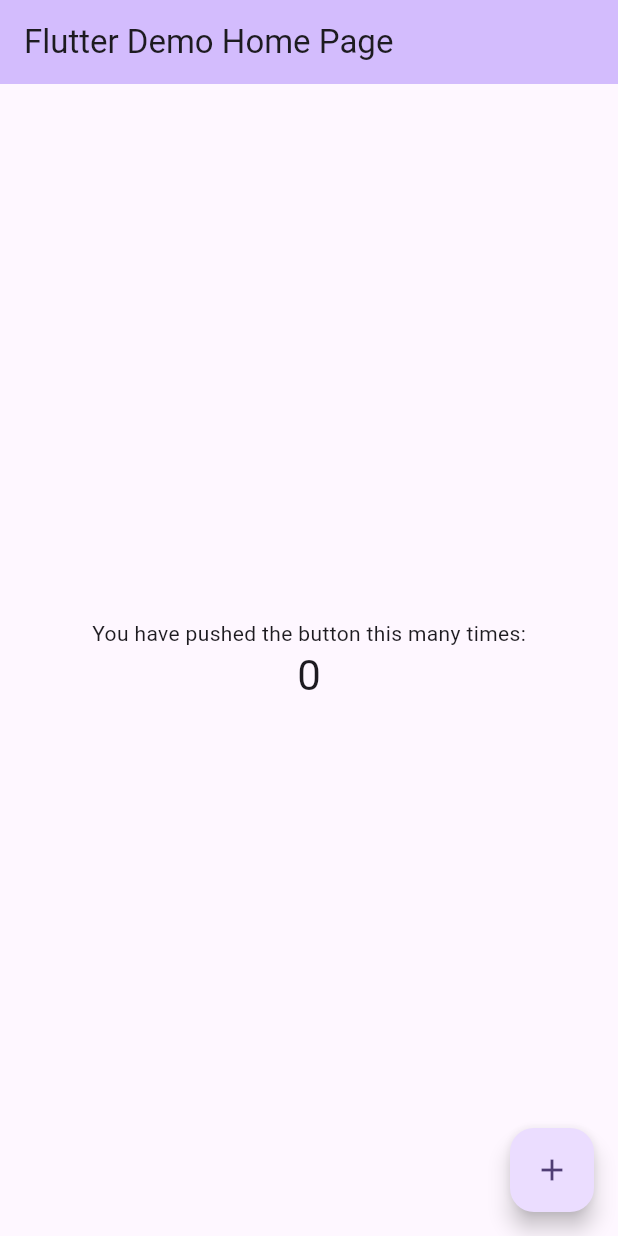
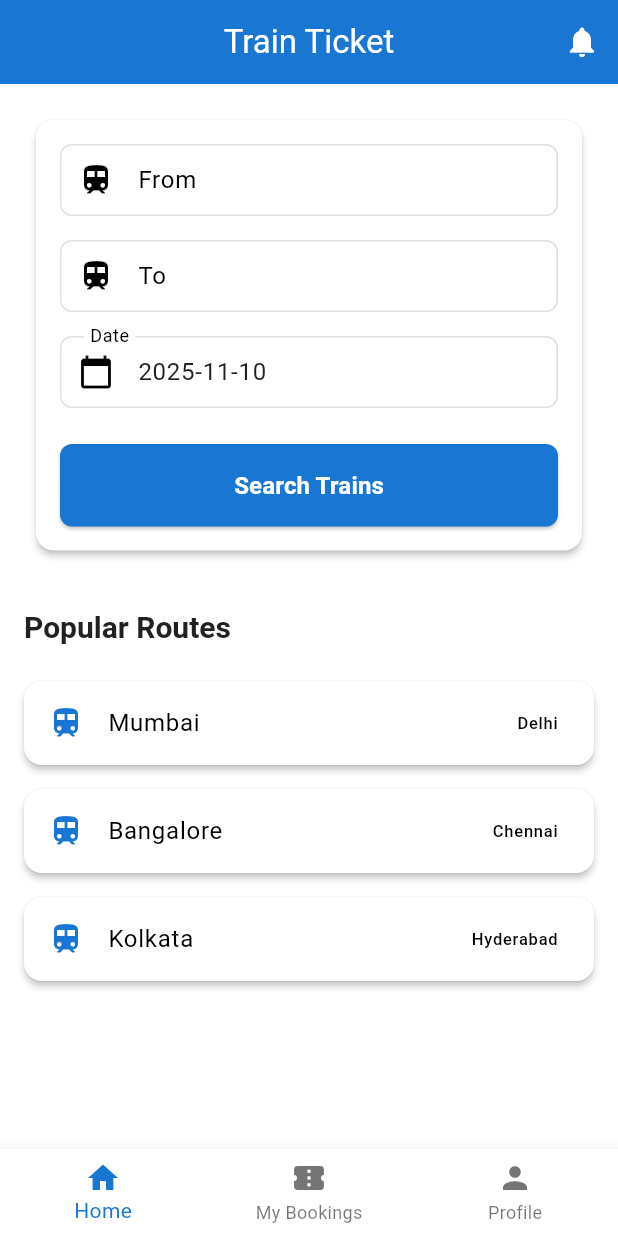
Before and after one commit to febikaji16/Trainticket, a Flutter app: the screen it shows after launch, on a phone screen of 412 x 824 dp. Run offline on Flutter 3.47's test engine with Material 3 defaults, Android fonts, the phone set to English and light mode, and no system bars.

Commit message:
Create basic routing structure and home screen foundation

```diff
--- /dev/null
+++ b/lib/constants/colors.dart
@@ -0,0 +1,29 @@
+import 'package:flutter/material.dart';
+
+class AppColors {
+  // Primary Colors
+  static const Color primary = Color(0xFF1976D2);
+  static const Color primaryDark = Color(0xFF1565C0);
+  static const Color primaryLight = Color(0xFF42A5F5);
+  static const Color accent = Color(0xFFFFA726);
+
+  // Background Colors
+  static const Color background = Color(0xFFF5F5F5);
+  static const Color card = Colors.white;
+  static const Color scaffold = Color(0xFFFAFAFA);
+
+  // Text Colors
+  static const Color textPrimary = Color(0xFF212121);
+  static const Color textSecondary = Color(0xFF757575);
+  static const Color textHint = Color(0xFFBDBDBD);
+
+  // Status Colors
+  static const Color success = Color(0xFF4CAF50);
+  static const Color error = Color(0xFFE53935);
+  static const Color warning = Color(0xFFFFA726);
+  static const Color info = Color(0xFF2196F3);
+
+  // Border Colors
+  static const Color border = Color(0xFFE0E0E0);
+  static const Color divider = Color(0xFFEEEEEE);
+}
--- /dev/null
+++ b/lib/constants/strings.dart
@@ -0,0 +1,45 @@
+class AppStrings {
+  // App
+  static const String appName = 'Train Ticket';
+  static const String appVersion = '1.0.0';
+
+  // Navigation
+  static const String home = 'Home';
+  static const String myBookings = 'My Bookings';
+  static const String profile = 'Profile';
+
+  // Home Screen
+  static const String searchTrains = 'Search Trains';
+  static const String from = 'From';
+  static const String to = 'To';
+  static const String date = 'Date';
+  static const String popularRoutes = 'Popular Routes';
+  static const String searchHint = 'Search stations...';
+
+  // Booking Flow
+  static const String selectTrain = 'Select Train';
+  static const String passengerDetails = 'Passenger Details';
+  static const String payment = 'Payment';
+  static const String confirmation = 'Confirmation';
+  static const String addPassenger = 'Add Passenger';
+  static const String bookNow = 'Book Now';
+
+  // Form Labels
+  static const String name = 'Name';
+  static const String age = 'Age';
+  static const String gender = 'Gender';
+  static const String mobile = 'Mobile Number';
+  static const String email = 'Email';
+
+  // Messages
+  static const String bookingSuccess = 'Booking Successful!';
+  static const String bookingFailed = 'Booking Failed';
+  static const String pleaseWait = 'Please Wait...';
+  static const String errorOccurred = 'An error occurred';
+
+  // Buttons
+  static const String confirm = 'Confirm';
+  static const String cancel = 'Cancel';
+  static const String proceed = 'Proceed';
+  static const String goBack = 'Go Back';
+}
--- /dev/null
+++ b/lib/constants/theme.dart
@@ -0,0 +1,104 @@
+import 'package:flutter/material.dart';
+import 'colors.dart';
+
+class AppTheme {
+  static ThemeData get lightTheme {
+    return ThemeData(
+      useMaterial3: true,
+      colorScheme: ColorScheme.light(
+        primary: AppColors.primary,
+        secondary: AppColors.accent,
+        surface: AppColors.card,
+        background: AppColors.background,
+        error: AppColors.error,
+      ),
+
+      // AppBar Theme
+      appBarTheme: const AppBarTheme(
+        elevation: 0,
+        centerTitle: true,
+        backgroundColor: AppColors.primary,
+        foregroundColor: Colors.white,
+      ),
+
+      // Card Theme
+      cardTheme: const CardThemeData(
+        elevation: 2,
+        margin: EdgeInsets.all(8),
+        shape: RoundedRectangleBorder(
+          borderRadius: BorderRadius.all(Radius.circular(12)),
+        ),
+      ),
+
+      // Input Decoration Theme
+      inputDecorationTheme: InputDecorationTheme(
+        filled: true,
+        fillColor: Colors.white,
+        contentPadding: const EdgeInsets.symmetric(
+          horizontal: 16,
+          vertical: 12,
+        ),
+        border: OutlineInputBorder(
+          borderRadius: BorderRadius.circular(8),
+          borderSide: const BorderSide(color: AppColors.border),
+        ),
+        enabledBorder: OutlineInputBorder(
+          borderRadius: BorderRadius.circular(8),
+          borderSide: const BorderSide(color: AppColors.border),
+        ),
+        focusedBorder: OutlineInputBorder(
+          borderRadius: BorderRadius.circular(8),
+          borderSide: const BorderSide(color: AppColors.primary, width: 2),
+        ),
+        errorBorder: OutlineInputBorder(
+          borderRadius: BorderRadius.circular(8),
+          borderSide: const BorderSide(color: AppColors.error),
+        ),
+      ),
+
+      // Button Theme
+      elevatedButtonTheme: ElevatedButtonThemeData(
+        style: ElevatedButton.styleFrom(
+          padding: const EdgeInsets.symmetric(horizontal: 24, vertical: 12),
+          shape: RoundedRectangleBorder(
+            borderRadius: BorderRadius.circular(8),
+          ),
+        ),
+      ),
+
+      // Text Theme
+      textTheme: const TextTheme(
+        displayLarge: TextStyle(
+          fontSize: 24,
+          fontWeight: FontWeight.bold,
+          color: AppColors.textPrimary,
+        ),
+        displayMedium: TextStyle(
+          fontSize: 20,
+          fontWeight: FontWeight.w600,
+          color: AppColors.textPrimary,
+        ),
+        bodyLarge: TextStyle(
+          fontSize: 16,
+          color: AppColors.textPrimary,
+        ),
+        bodyMedium: TextStyle(
+          fontSize: 14,
+          color: AppColors.textSecondary,
+        ),
+        labelLarge: TextStyle(
+          fontSize: 16,
+          fontWeight: FontWeight.w600,
+          color: Colors.white,
+        ),
+      ),
+
+      // Divider Theme
+      dividerTheme: const DividerThemeData(
+        color: AppColors.divider,
+        space: 1,
+        thickness: 1,
+      ),
+    );
+  }
+}
--- a/lib/main.dart
+++ b/lib/main.dart
@@ -1,4 +1,7 @@
 import 'package:flutter/material.dart';
+import 'package:trainticket/constants/strings.dart';
+import 'package:trainticket/constants/theme.dart';
+import 'package:trainticket/routes/app_routes.dart';
 
 void main() {
   runApp(const MyApp());
@@ -7,116 +10,20 @@ void main() {
 class MyApp extends StatelessWidget {
   const MyApp({super.key});
 
-  // This widget is the root of your application.
   @override
   Widget build(BuildContext context) {
     return MaterialApp(
-      title: 'Flutter Demo',
-      theme: ThemeData(
-        // This is the theme of your application.
-        //
-        // TRY THIS: Try running your application with "flutter run". You'll see
-        // the application has a purple toolbar. Then, without quitting the app,
-        // try changing the seedColor in the colorScheme below to Colors.green
-        // and then invoke "hot reload" (save your changes or press the "hot
-        // reload" button in a Flutter-supported IDE, or press "r" if you used
-        // the command line to start the app).
-        //
-        // Notice that the counter didn't reset back to zero; the application
-        // state is not lost during the reload. To reset the state, use hot
-        // restart instead.
-        //
-        // This works for code too, not just values: Most code changes can be
-        // tested with just a hot reload.
-        colorScheme: ColorScheme.fromSeed(seedColor: Colors.deepPurple),
-      ),
-      home: const MyHomePage(title: 'Flutter Demo Home Page'),
+      title: AppStrings.appName,
+      theme: AppTheme.lightTheme,
+      onGenerateRoute: AppRoutes.generateRoute,
+      initialRoute: AppRoutes.home,
+      debugShowCheckedModeBanner: false,
     );
   }
 }
 
-class MyHomePage extends StatefulWidget {
-  const MyHomePage({super.key, required this.title});
 
-  // This widget is the home page of your application. It is stateful, meaning
-  // that it has a State object (defined below) that contains fields that affect
-  // how it looks.
-
-  // This class is the configuration for the state. It holds the values (in this
-  // case the title) provided by the parent (in this case the App widget) and
-  // used by the build method of the State. Fields in a Widget subclass are
-  // always marked "final".
-
-  final String title;
-
-  @override
-  State<MyHomePage> createState() => _MyHomePageState();
-}
-
-class _MyHomePageState extends State<MyHomePage> {
-  int _counter = 0;
-
-  void _incrementCounter() {
-    setState(() {
-      // This call to setState tells the Flutter framework that something has
-      // changed in this State, which causes it to rerun the build method below
-      // so that the display can reflect the updated values. If we changed
-      // _counter without calling setState(), then the build method would not be
-      // called again, and so nothing would appear to happen.
-      _counter++;
-    });
-  }
-
-  @override
-  Widget build(BuildContext context) {
-    // This method is rerun every time setState is called, for instance as done
-    // by the _incrementCounter method above.
-    //
-    // The Flutter framework has been optimized to make rerunning build methods
-    // fast, so that you can just rebuild anything that needs updating rather
-    // than having to individually change instances of widgets.
-    return Scaffold(
-      appBar: AppBar(
-        // TRY THIS: Try changing the color here to a specific color (to
-        // Colors.amber, perhaps?) and trigger a hot reload to see the AppBar
-        // change color while the other colors stay the same.
-        backgroundColor: Theme.of(context).colorScheme.inversePrimary,
-        // Here we take the value from the MyHomePage object that was created by
-        // the App.build method, and use it to set our appbar title.
-        title: Text(widget.title),
-      ),
-      body: Center(
-        // Center is a layout widget. It takes a single child and positions it
-        // in the middle of the parent.
-        child: Column(
-          // Column is also a layout widget. It takes a list of children and
-          // arranges them vertically. By default, it sizes itself to fit its
-          // children horizontally, and tries to be as tall as its parent.
-          //
-          // Column has various properties to control how it sizes itself and
-          // how it positions its children. Here we use mainAxisAlignment to
-          // center the children vertically; the main axis here is the vertical
-          // axis because Columns are vertical (the cross axis would be
-          // horizontal).
           //
           // TRY THIS: Invoke "debug painting" (choose the "Toggle Debug Paint"
           // action in the IDE, or press "p" in the console), to see the
           // wireframe for each widget.
-          mainAxisAlignment: MainAxisAlignment.center,
-          children: <Widget>[
-            const Text('You have pushed the button this many times:'),
-            Text(
-              '$_counter',
-              style: Theme.of(context).textTheme.headlineMedium,
-            ),
-          ],
-        ),
-      ),
-      floatingActionButton: FloatingActionButton(
-        onPressed: _incrementCounter,
-        tooltip: 'Increment',
-        child: const Icon(Icons.add),
-      ), // This trailing comma makes auto-formatting nicer for build methods.
-    );
-  }
-}
--- /dev/null
+++ b/lib/routes/app_routes.dart
@@ -0,0 +1,53 @@
+import 'package:flutter/material.dart';
+import 'package:trainticket/screens/home/home_screen.dart';
+
+class AppRoutes {
+  static const String home = '/';
+  static const String search = '/search';
+  static const String trainDetails = '/train-details';
+  static const String booking = '/booking';
+  static const String payment = '/payment';
+  static const String confirmation = '/confirmation';
+  static const String myBookings = '/my-bookings';
+
+  static Route<dynamic> generateRoute(RouteSettings settings) {
+    switch (settings.name) {
+      case home:
+        return MaterialPageRoute(
+          builder: (_) => const HomeScreen(),
+        );
+      case search:
+        return MaterialPageRoute(
+          builder: (_) => const Placeholder(), // Will be replaced with SearchScreen
+        );
+      case trainDetails:
+        return MaterialPageRoute(
+          builder: (_) => const Placeholder(), // Will be replaced with TrainDetailsScreen
+        );
+      case booking:
+        return MaterialPageRoute(
+          builder: (_) => const Placeholder(), // Will be replaced with BookingScreen
+        );
+      case payment:
+        return MaterialPageRoute(
+          builder: (_) => const Placeholder(), // Will be replaced with PaymentScreen
+        );
+      case confirmation:
+        return MaterialPageRoute(
+          builder: (_) => const Placeholder(), // Will be replaced with ConfirmationScreen
+        );
+      case myBookings:
+        return MaterialPageRoute(
+          builder: (_) => const Placeholder(), // Will be replaced with MyBookingsScreen
+        );
+      default:
+        return MaterialPageRoute(
+          builder: (_) => Scaffold(
+            body: Center(
+              child: Text('No route defined for ${settings.name}'),
+            ),
+          ),
+        );
+    }
+  }
+}
--- /dev/null
+++ b/lib/screens/home/home_screen.dart
@@ -0,0 +1,98 @@
+import 'package:flutter/material.dart';
+import 'package:trainticket/constants/strings.dart';
+import 'package:trainticket/screens/home/widgets/bottom_nav_bar.dart';
+import 'package:trainticket/screens/home/widgets/popular_routes_widget.dart';
+import 'package:trainticket/screens/home/widgets/search_widget.dart';
+
+class HomeScreen extends StatefulWidget {
+  const HomeScreen({super.key});
+
+  @override
+  State<HomeScreen> createState() => _HomeScreenState();
+}
+
+class _HomeScreenState extends State<HomeScreen> {
+  final TextEditingController _fromController = TextEditingController();
+  final TextEditingController _toController = TextEditingController();
+  DateTime _selectedDate = DateTime.now();
+  int _currentIndex = 0;
+
+  @override
+  void dispose() {
+    _fromController.dispose();
+    _toController.dispose();
+    super.dispose();
+  }
+
+  Future<void> _selectDate(BuildContext context) async {
+    final DateTime? picked = await showDatePicker(
+      context: context,
+      initialDate: _selectedDate,
+      firstDate: DateTime.now(),
+      lastDate: DateTime.now().add(const Duration(days: 90)),
+    );
+    if (picked != null && picked != _selectedDate) {
+      setState(() {
+        _selectedDate = picked;
+      });
+    }
+  }
+
+  void _onSearch() {
+    // TODO: Implement search functionality
+    if (_fromController.text.isEmpty || _toController.text.isEmpty) {
+      ScaffoldMessenger.of(context).showSnackBar(
+        const SnackBar(
+          content: Text('Please enter both source and destination stations'),
+        ),
+      );
+      return;
+    }
+
+    // Navigate to search results
+    // TODO: Implement navigation to search results screen
+  }
+
+  @override
+  Widget build(BuildContext context) {
+    return Scaffold(
+      appBar: AppBar(
+        title: const Text(AppStrings.appName),
+        actions: [
+          IconButton(
+            icon: const Icon(Icons.notifications),
+            onPressed: () {
+              // TODO: Implement notifications
+            },
+          ),
+        ],
+      ),
+      body: SingleChildScrollView(
+        child: Column(
+          children: [
+            Padding(
+              padding: const EdgeInsets.all(16.0),
+              child: SearchWidget(
+                fromController: _fromController,
+                toController: _toController,
+                selectedDate: _selectedDate,
+                onDateTap: () => _selectDate(context),
+                onSearchTap: _onSearch,
+              ),
+            ),
+            const PopularRoutesWidget(),
+          ],
+        ),
+      ),
+      bottomNavigationBar: BottomNavBar(
+        currentIndex: _currentIndex,
+        onTap: (index) {
+          setState(() {
+            _currentIndex = index;
+          });
+          // TODO: Implement navigation between tabs
+        },
+      ),
+    );
+  }
+}
--- /dev/null
+++ b/lib/screens/home/widgets/bottom_nav_bar.dart
@@ -0,0 +1,35 @@
+import 'package:flutter/material.dart';
+import 'package:trainticket/constants/strings.dart';
+
+class BottomNavBar extends StatelessWidget {
+  final int currentIndex;
+  final Function(int) onTap;
+
+  const BottomNavBar({
+    super.key,
+    required this.currentIndex,
+    required this.onTap,
+  });
+
+  @override
+  Widget build(BuildContext context) {
+    return BottomNavigationBar(
+      currentIndex: currentIndex,
+      onTap: onTap,
+      items: const [
+        BottomNavigationBarItem(
+          icon: Icon(Icons.home),
+          label: AppStrings.home,
+        ),
+        BottomNavigationBarItem(
+          icon: Icon(Icons.confirmation_number),
+          label: AppStrings.myBookings,
+        ),
+        BottomNavigationBarItem(
+          icon: Icon(Icons.person),
+          label: AppStrings.profile,
+        ),
+      ],
+    );
+  }
+}
--- /dev/null
+++ b/lib/screens/home/widgets/popular_routes_widget.dart
@@ -0,0 +1,55 @@
+import 'package:flutter/material.dart';
+import 'package:trainticket/constants/colors.dart';
+import 'package:trainticket/constants/strings.dart';
+
+class PopularRoutesWidget extends StatelessWidget {
+  const PopularRoutesWidget({super.key});
+
+  @override
+  Widget build(BuildContext context) {
+    // TODO: Replace with actual data from provider
+    final popularRoutes = [
+      {'from': 'Mumbai', 'to': 'Delhi'},
+      {'from': 'Bangalore', 'to': 'Chennai'},
+      {'from': 'Kolkata', 'to': 'Hyderabad'},
+    ];
+
+    return Column(
+      crossAxisAlignment: CrossAxisAlignment.start,
+      children: [
+        Padding(
+          padding: const EdgeInsets.all(16.0),
+          child: Text(
+            AppStrings.popularRoutes,
+            style: Theme.of(context).textTheme.displayMedium,
+          ),
+        ),
+        ListView.builder(
+          shrinkWrap: true,
+          physics: const NeverScrollableScrollPhysics(),
+          itemCount: popularRoutes.length,
+          itemBuilder: (context, index) {
+            final route = popularRoutes[index];
+            return Card(
+              margin: const EdgeInsets.symmetric(
+                horizontal: 16.0,
+                vertical: 8.0,
+              ),
+              child: ListTile(
+                leading: const Icon(
+                  Icons.train,
+                  color: AppColors.primary,
+                ),
+                title: Text(route['from']!),
+                trailing: Text(route['to']!),
+                onTap: () {
+                  // TODO: Implement route selection
+                },
+              ),
+            );
+          },
+        ),
+      ],
+    );
+  }
+}
--- /dev/null
+++ b/lib/screens/home/widgets/search_widget.dart
@@ -0,0 +1,75 @@
+import 'package:flutter/material.dart';
+import 'package:trainticket/constants/colors.dart';
+import 'package:trainticket/constants/strings.dart';
+
+class SearchWidget extends StatelessWidget {
+  final TextEditingController fromController;
+  final TextEditingController toController;
+  final DateTime selectedDate;
+  final Function() onDateTap;
+  final Function() onSearchTap;
+
+  const SearchWidget({
+    super.key,
+    required this.fromController,
+    required this.toController,
+    required this.selectedDate,
+    required this.onDateTap,
+    required this.onSearchTap,
+  });
+
+  @override
+  Widget build(BuildContext context) {
+    return Card(
+      child: Padding(
+        padding: const EdgeInsets.all(16.0),
+        child: Column(
+          crossAxisAlignment: CrossAxisAlignment.stretch,
+          children: [
+            TextField(
+              controller: fromController,
+              decoration: const InputDecoration(
+                labelText: AppStrings.from,
+                prefixIcon: Icon(Icons.train),
+                hintText: AppStrings.searchHint,
+              ),
+            ),
+            const SizedBox(height: 16),
+            TextField(
+              controller: toController,
+              decoration: const InputDecoration(
+                labelText: AppStrings.to,
+                prefixIcon: Icon(Icons.train),
+                hintText: AppStrings.searchHint,
+              ),
+            ),
+            const SizedBox(height: 16),
+            InkWell(
+              onTap: onDateTap,
+              child: InputDecorator(
+                decoration: const InputDecoration(
+                  labelText: AppStrings.date,
+                  prefixIcon: Icon(Icons.calendar_today),
+                ),
+                child: Text(
+                  selectedDate.toString().split(' ')[0],
+                  style: Theme.of(context).textTheme.bodyLarge,
+                ),
+              ),
+            ),
+            const SizedBox(height: 24),
+            ElevatedButton(
+              onPressed: onSearchTap,
+              style: ElevatedButton.styleFrom(
+                backgroundColor: AppColors.primary,
+                foregroundColor: Colors.white,
+                padding: const EdgeInsets.symmetric(vertical: 16),
+              ),
+              child: const Text(AppStrings.searchTrains),
+            ),
+          ],
+        ),
+      ),
+    );
+  }
+}
--- a/pubspec.yaml
+++ b/pubspec.yaml
@@ -34,6 +34,10 @@ dependencies:
   # The following adds the Cupertino Icons font to your application.
   # Use with the CupertinoIcons class for iOS style icons.
   cupertino_icons: ^1.0.8
+  provider: ^6.1.1           # State management
+  shared_preferences: ^2.2.2  # Local storage
+  intl: ^0.19.0              # Date formatting
+  uuid: ^4.3.3               # Generate PNR numbers
 
 dev_dependencies:
   flutter_test:
```
Also changed, not shown: pubspec.lock, 2 other files.
